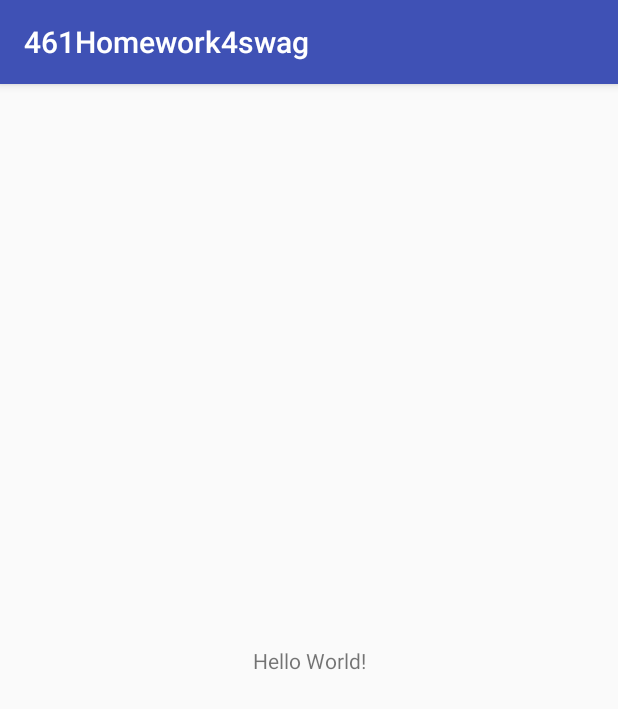
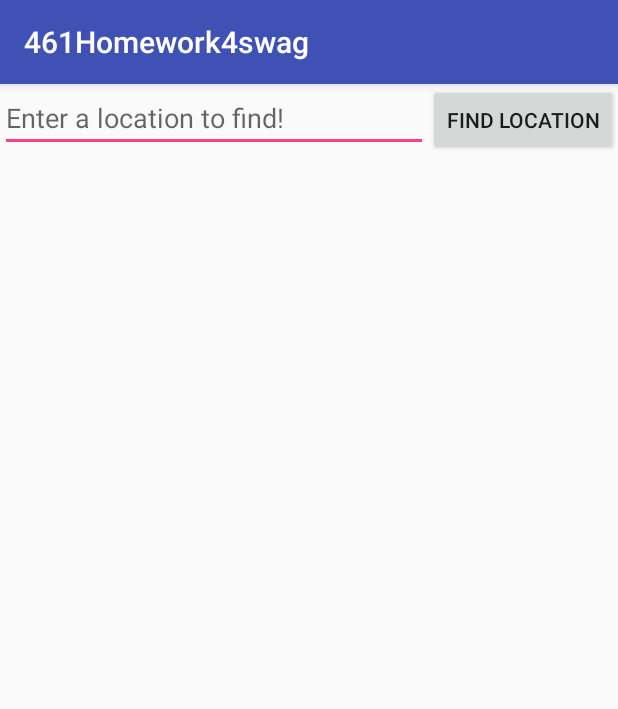
Before and after one commit to jonahlharris/461AndroidGoogleMapsApp, an Android app: the screen it shows after launch (MainActivity), on a phone screen of 412 x 824 dp. Shown: the top 709 px of the screen. Run offline under Robolectric (Android 15) with nearby library versions, the phone set to English and light mode, and no system bars.

```diff
--- a/app/build.gradle
+++ b/app/build.gradle
@@ -25,4 +25,6 @@ dependencies {
     testImplementation 'junit:junit:4.12'
     androidTestImplementation 'com.android.support.test:runner:1.0.1'
     androidTestImplementation 'com.android.support.test.espresso:espresso-core:3.0.1'
+    compile 'com.google.android.gms:play-services:9.8.0'
+
 }
--- a/app/src/main/res/layout/activity_main.xml
+++ b/app/src/main/res/layout/activity_main.xml
@@ -1,18 +1,19 @@
 <?xml version="1.0" encoding="utf-8"?>
-<android.support.constraint.ConstraintLayout xmlns:android="http://schemas.android.com/apk/res/android"
-    xmlns:app="http://schemas.android.com/apk/res-auto"
-    xmlns:tools="http://schemas.android.com/tools"
+<LinearLayout xmlns:android="http://schemas.android.com/apk/res/android"
     android:layout_width="match_parent"
     android:layout_height="match_parent"
-    tools:context="com.example.a461homework4swag.MainActivity">
+    android:orientation="horizontal" >
 
-    <TextView
+    <EditText android:id="@+id/edit_message"
+        android:layout_weight="1"
+        android:layout_width="0dp"
+        android:layout_height="wrap_content"
+        android:hint="@string/edit_location"/>
+
+    <Button
         android:layout_width="wrap_content"
         android:layout_height="wrap_content"
-        android:text="Hello World!"
-        app:layout_constraintBottom_toBottomOf="parent"
-        app:layout_constraintLeft_toLeftOf="parent"
-        app:layout_constraintRight_toRightOf="parent"
-        app:layout_constraintTop_toTopOf="parent" />
+        android:text="@string/button_find"
+        android:onClick="queryLocation"/>
 
-</android.support.constraint.ConstraintLayout>
+</LinearLayout>
--- a/app/src/main/res/values/strings.xml
+++ b/app/src/main/res/values/strings.xml
@@ -1,3 +1,6 @@
 <resources>
     <string name="app_name">461Homework4swag</string>
+    <string name="edit_location">Enter a location to find!</string>
+    <string name="button_find">Find Location</string>
+    <string name="title_activity_maps">Map</string>
 </resources>
```
Also changed, not shown: app/src/debug/res/values/google_maps_api.xml (added, +24 -0 lines), app/src/main/AndroidManifest.xml (+22 -0 lines), app/src/main/java/com/example/a461homework4swag/MainActivity.java (+22 -0 lines), app/src/main/java/com/example/a461homework4swag/MapsActivity.java (added, +46 -0 lines), app/src/main/res/layout/activity_maps.xml (added, +8 -0 lines), 1 other file.
